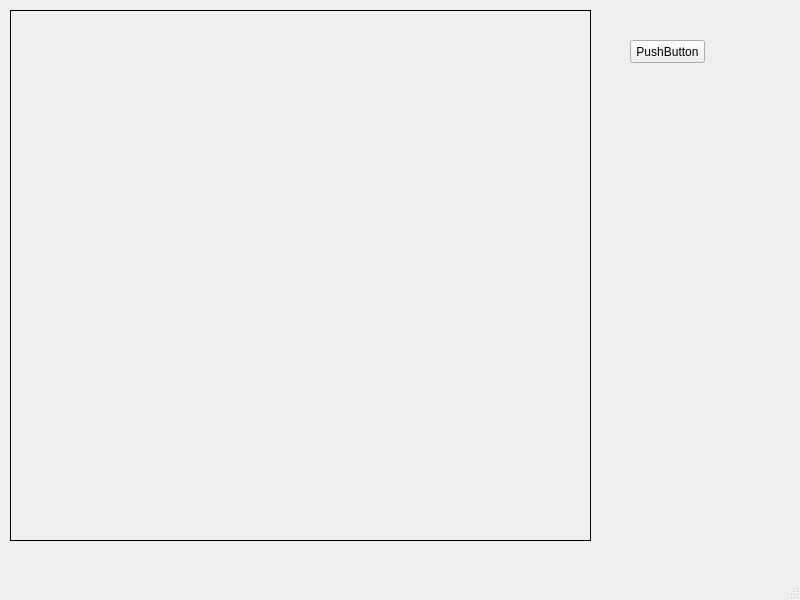
Before: the Qt Designer form 3/ui/ui.ui in Sergkon99/computer-graphics, drawn with Qt 5.
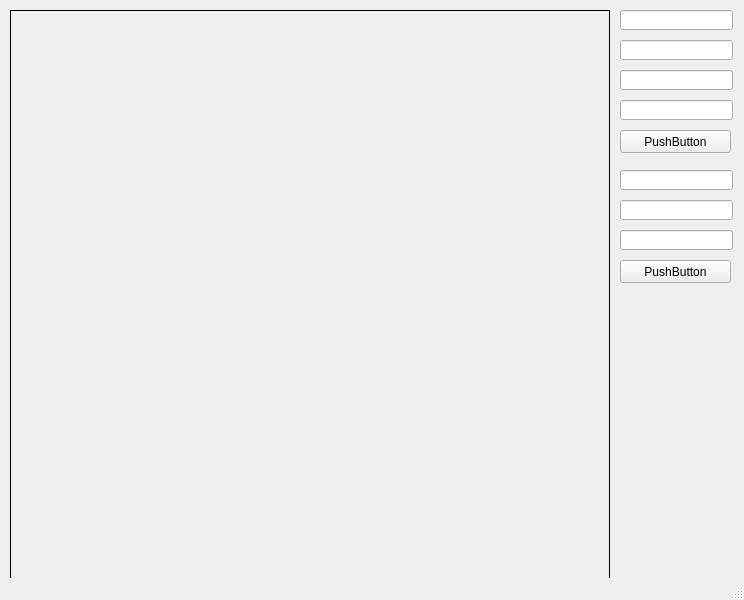
After: the same form once the commit is applied.

```diff
--- a/3/ui/ui.ui
+++ b/3/ui/ui.ui
@@ -6,7 +6,7 @@
    <rect>
     <x>0</x>
     <y>0</y>
-    <width>800</width>
+    <width>744</width>
     <height>600</height>
    </rect>
   </property>
@@ -22,8 +22,8 @@
      <rect>
       <x>10</x>
       <y>10</y>
-      <width>581</width>
-      <height>531</height>
+      <width>600</width>
+      <height>600</height>
      </rect>
     </property>
     <property name="autoFillBackground">
@@ -39,9 +39,72 @@
    <widget class="QPushButton" name="pb_test">
     <property name="geometry">
      <rect>
-      <x>630</x>
+      <x>620</x>
+      <y>130</y>
+      <width>111</width>
+      <height>23</height>
+     </rect>
+    </property>
+    <property name="text">
+     <string>PushButton</string>
+    </property>
+   </widget>
+   <widget class="QLineEdit" name="le_line_x1">
+    <property name="geometry">
+     <rect>
+      <x>620</x>
+      <y>10</y>
+      <width>113</width>
+      <height>20</height>
+     </rect>
+    </property>
+   </widget>
+   <widget class="QLineEdit" name="le_line_y1">
+    <property name="geometry">
+     <rect>
+      <x>620</x>
       <y>40</y>
-      <width>75</width>
+      <width>113</width>
+      <height>20</height>
+     </rect>
+    </property>
+   </widget>
+   <widget class="QLineEdit" name="le_circle_r">
+    <property name="geometry">
+     <rect>
+      <x>620</x>
+      <y>230</y>
+      <width>113</width>
+      <height>20</height>
+     </rect>
+    </property>
+   </widget>
+   <widget class="QLineEdit" name="le_circle_x">
+    <property name="geometry">
+     <rect>
+      <x>620</x>
+      <y>170</y>
+      <width>113</width>
+      <height>20</height>
+     </rect>
+    </property>
+   </widget>
+   <widget class="QLineEdit" name="le_circle_y">
+    <property name="geometry">
+     <rect>
+      <x>620</x>
+      <y>200</y>
+      <width>113</width>
+      <height>20</height>
+     </rect>
+    </property>
+   </widget>
+   <widget class="QPushButton" name="pb_draw_circle">
+    <property name="geometry">
+     <rect>
+      <x>620</x>
+      <y>260</y>
+      <width>111</width>
       <height>23</height>
      </rect>
     </property>
@@ -49,6 +112,26 @@
      <string>PushButton</string>
     </property>
    </widget>
+   <widget class="QLineEdit" name="le_line_x2">
+    <property name="geometry">
+     <rect>
+      <x>620</x>
+      <y>70</y>
+      <width>113</width>
+      <height>20</height>
+     </rect>
+    </property>
+   </widget>
+   <widget class="QLineEdit" name="le_line_y2">
+    <property name="geometry">
+     <rect>
+      <x>620</x>
+      <y>100</y>
+      <width>113</width>
+      <height>20</height>
+     </rect>
+    </property>
+   </widget>
   </widget>
   <widget class="QMenuBar" name="menubar">
    <property name="geometry">
```
Left out of the diff: 4 changed lines with no effect on the pictures.
